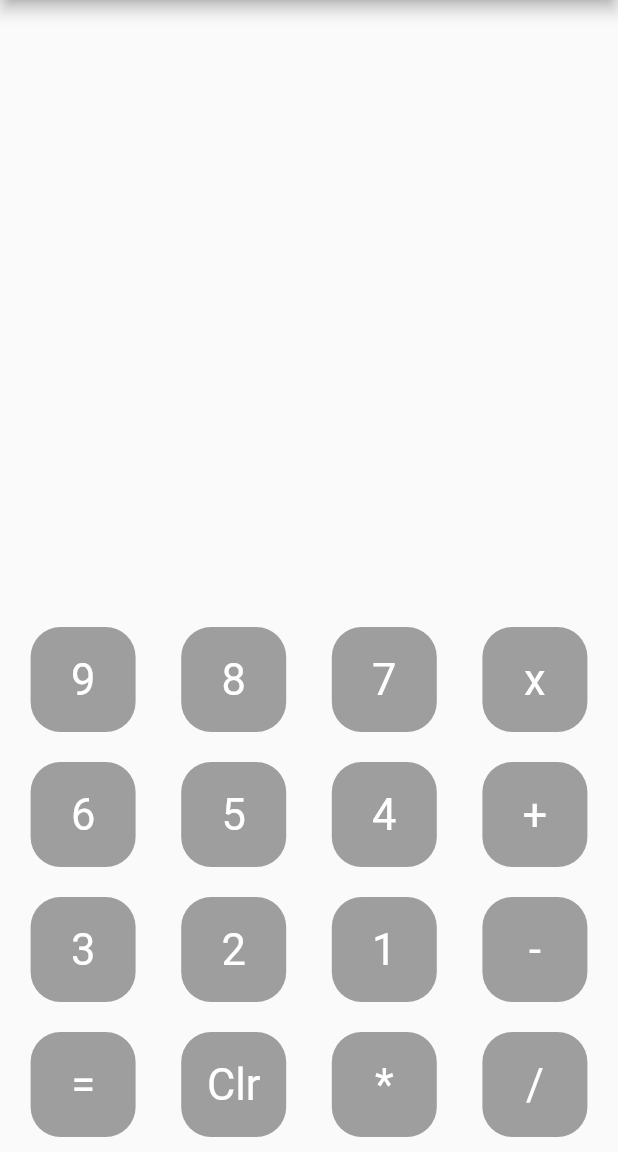
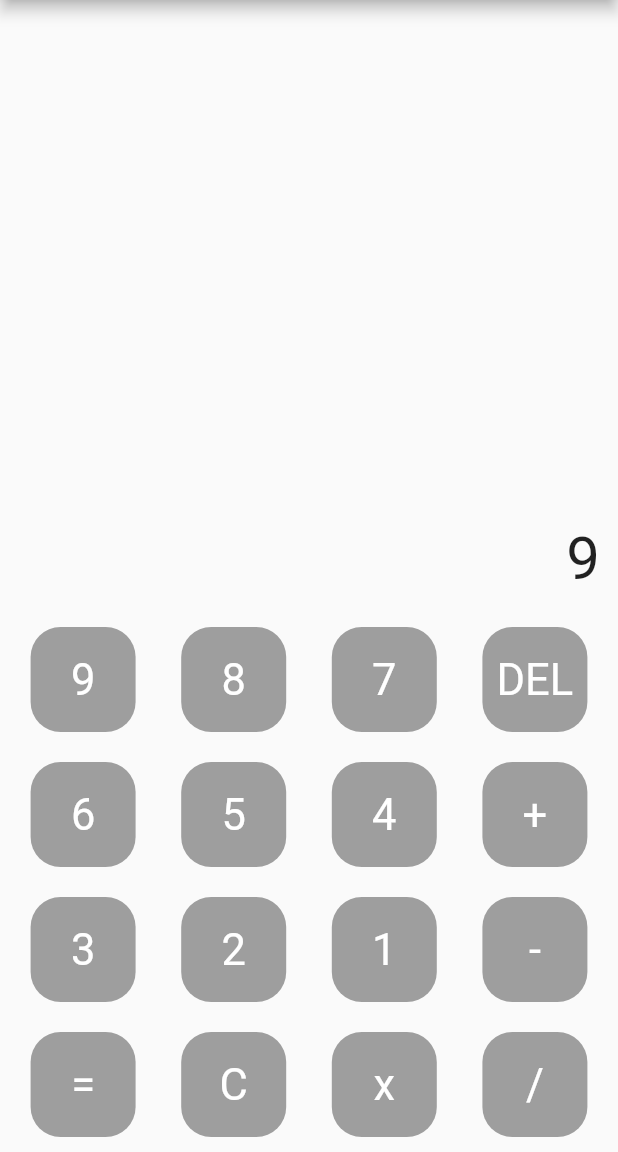
Before and after one commit to Tahasdq/flutter_calculator, a Flutter app: the screen it shows after launch, after a tap on an icon or button, on a phone screen of 412 x 824 dp, the part 84-1236 px from its top. Run offline on Flutter 3.47's test engine with Material 2 defaults, Android fonts, the phone set to English and light mode, and no system bars.

Commit message:
fixed errors

```diff
--- a/lib/main.dart
+++ b/lib/main.dart
@@ -21,23 +21,28 @@ class _CalculatorState extends State<Calculator> {
    int secondNum=0;
    String history='';
    String textToDisplay='';
-  String res='';
-  String operation='';
+   String res='';
+   String operation='';
 
   void btnOnClick (String btnVal) {
-    if (btnVal == "Clr") {
+    if (btnVal == "C") {
       textToDisplay = '';
-
       firstNum = 0;
       secondNum = 0;
       res = '';
-    } else if (btnVal == "+" || btnVal == "-" || btnVal == "X" || btnVal == "/") {
+    } else if (btnVal == "+" || btnVal == "-" || btnVal == "x" || btnVal == "/") {
       firstNum = int.parse(textToDisplay);
       res = '';
       operation = btnVal;
-    } else if (btnVal == "=") {
+    }
+    else if(btnVal=="DEL"){
+     if(textToDisplay==res.toString()){
+      print("Entered DEL");
+      res=(res.substring(0, res.length - 1));
+     }
+    }
+    else if (btnVal == "=") {
       secondNum = int.parse(textToDisplay);
-
       if (operation == "+") {
         res = (firstNum + secondNum).toString();
         history =
@@ -50,7 +55,7 @@ class _CalculatorState extends State<Calculator> {
             firstNum.toString() + operation.toString() + secondNum.toString();
       }
 
-      if (operation == "X") {
+      if (operation == "x") {
         res = (firstNum * secondNum).toString();
         history =
             firstNum.toString() + operation.toString() + secondNum.toString();
@@ -61,11 +66,12 @@ class _CalculatorState extends State<Calculator> {
         history =
             firstNum.toString() + operation.toString() + secondNum.toString();
       }
-      else {
+    }
+    else {
         res = int.parse(textToDisplay + btnVal).toString();
       }
-    }
       setState(() {
+        // print("value of res is  $res");
         textToDisplay=res;
       });
   }
@@ -99,13 +105,10 @@ class _CalculatorState extends State<Calculator> {
                   )),
             ),
             Row(mainAxisAlignment: MainAxisAlignment.spaceEvenly, children: [
-              CalculateButton(
-                text: '9',
-                callback: btnOnClick,
-              ),
+              CalculateButton(text: '9', callback: btnOnClick),
               CalculateButton(text: '8', callback: btnOnClick),
               CalculateButton(text: '7', callback: btnOnClick),
-              CalculateButton(text: 'x', callback: btnOnClick),
+              CalculateButton(text: 'DEL', callback: btnOnClick),
             ]),
             Row(mainAxisAlignment: MainAxisAlignment.spaceEvenly, children: [
               CalculateButton(text: '6', callback: btnOnClick),
@@ -123,8 +126,8 @@ class _CalculatorState extends State<Calculator> {
               mainAxisAlignment: MainAxisAlignment.spaceEvenly,
               children: [
                 CalculateButton(text: '=', callback: btnOnClick),
-                CalculateButton(text: "Clr", callback: btnOnClick),
-                CalculateButton(text: "*", callback: btnOnClick),
+                CalculateButton(text: "C", callback: btnOnClick),
+                CalculateButton(text: "x", callback: btnOnClick),
                 CalculateButton(text: '/', callback: btnOnClick),
               ],
             ),
```
